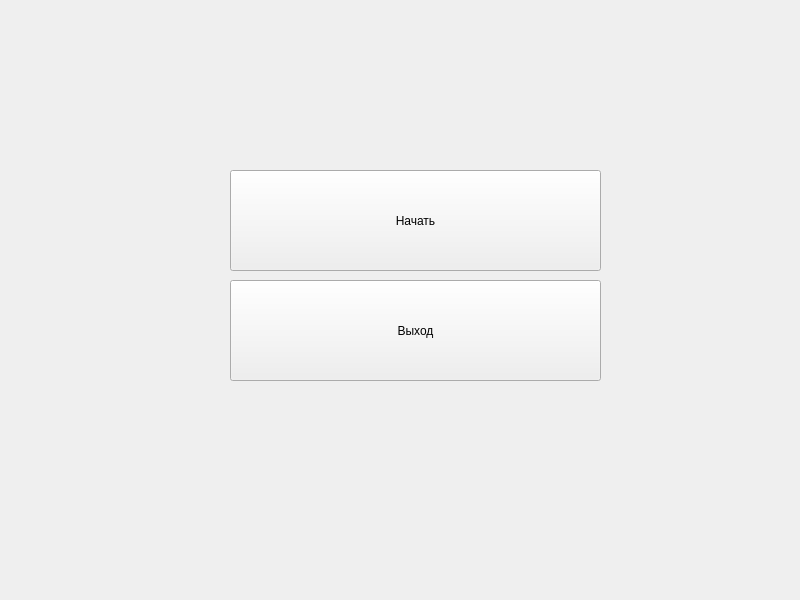
First picture: the form in mainwindow.ui, repository icspero/3-semester-CourseWork_Client, before the edit.
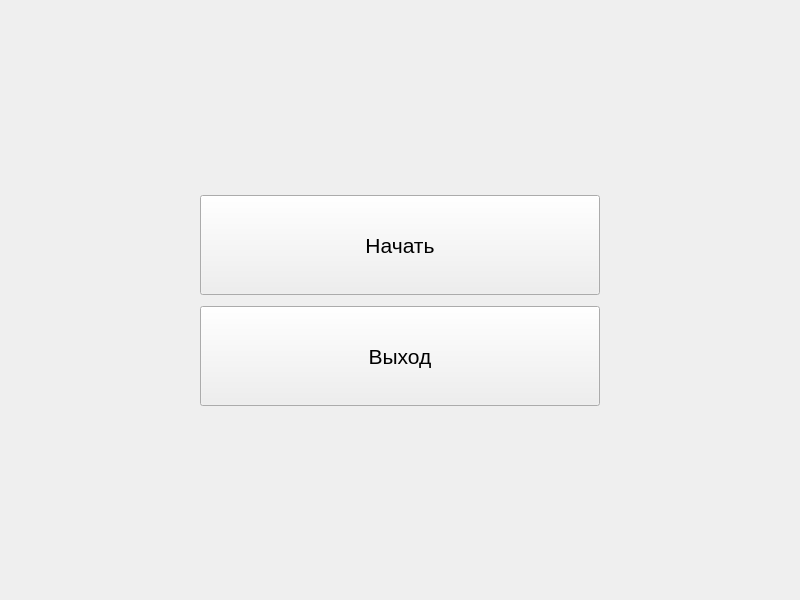
Second picture: the form after the edit.

Diff of the .ui file:
```diff
--- a/mainwindow.ui
+++ b/mainwindow.ui
@@ -14,32 +14,94 @@
    <string>MainWindow</string>
   </property>
   <widget class="QWidget" name="centralwidget">
+   <layout class="QVBoxLayout" name="verticalLayout">
+    <item>
+     <widget class="QWidget" name="widget" native="true">
+      <layout class="QVBoxLayout" name="verticalLayout_2">
+       <item>
+        <spacer name="verticalSpacer">
+         <property name="orientation">
+          <enum>Qt::Vertical</enum>
+         </property>
+         <property name="sizeHint" stdset="0">
+          <size>
+           <width>20</width>
+           <height>40</height>
+          </size>
+         </property>
+        </spacer>
+       </item>
+       <item alignment="Qt::AlignHCenter|Qt::AlignVCenter">
    <widget class="QPushButton" name="startButton">
-    <property name="geometry">
-     <rect>
-      <x>230</x>
-      <y>170</y>
-      <width>371</width>
-      <height>101</height>
-     </rect>
+         <property name="minimumSize">
+          <size>
+           <width>400</width>
+           <height>100</height>
+          </size>
+         </property>
+         <property name="font">
+          <font>
+           <pointsize>16</pointsize>
+           <bold>false</bold>
+          </font>
     </property>
     <property name="text">
      <string>Начать</string>
     </property>
    </widget>
+       </item>
+       <item>
+        <spacer name="verticalSpacer_3">
+         <property name="orientation">
+          <enum>Qt::Vertical</enum>
+         </property>
+         <property name="sizeType">
+          <enum>QSizePolicy::Fixed</enum>
+         </property>
+         <property name="sizeHint" stdset="0">
+          <size>
+           <width>20</width>
+           <height>5</height>
+          </size>
+         </property>
+        </spacer>
+       </item>
+       <item alignment="Qt::AlignHCenter|Qt::AlignVCenter">
    <widget class="QPushButton" name="exitButton">
-    <property name="geometry">
-     <rect>
-      <x>230</x>
-      <y>280</y>
-      <width>371</width>
-      <height>101</height>
-     </rect>
+         <property name="minimumSize">
+          <size>
+           <width>400</width>
+           <height>100</height>
+          </size>
+         </property>
+         <property name="font">
+          <font>
+           <pointsize>16</pointsize>
+           <bold>false</bold>
+          </font>
     </property>
     <property name="text">
      <string>Выход</string>
     </property>
    </widget>
+       </item>
+       <item>
+        <spacer name="verticalSpacer_2">
+         <property name="orientation">
+          <enum>Qt::Vertical</enum>
+         </property>
+         <property name="sizeHint" stdset="0">
+          <size>
+           <width>20</width>
+           <height>40</height>
+          </size>
+         </property>
+        </spacer>
+       </item>
+      </layout>
+     </widget>
+    </item>
+   </layout>
   </widget>
  </widget>
  <resources/>
```
Left out of the diff: 2 changed lines with no effect on the pictures. Lines whose indentation alone changed are shown as unchanged.
